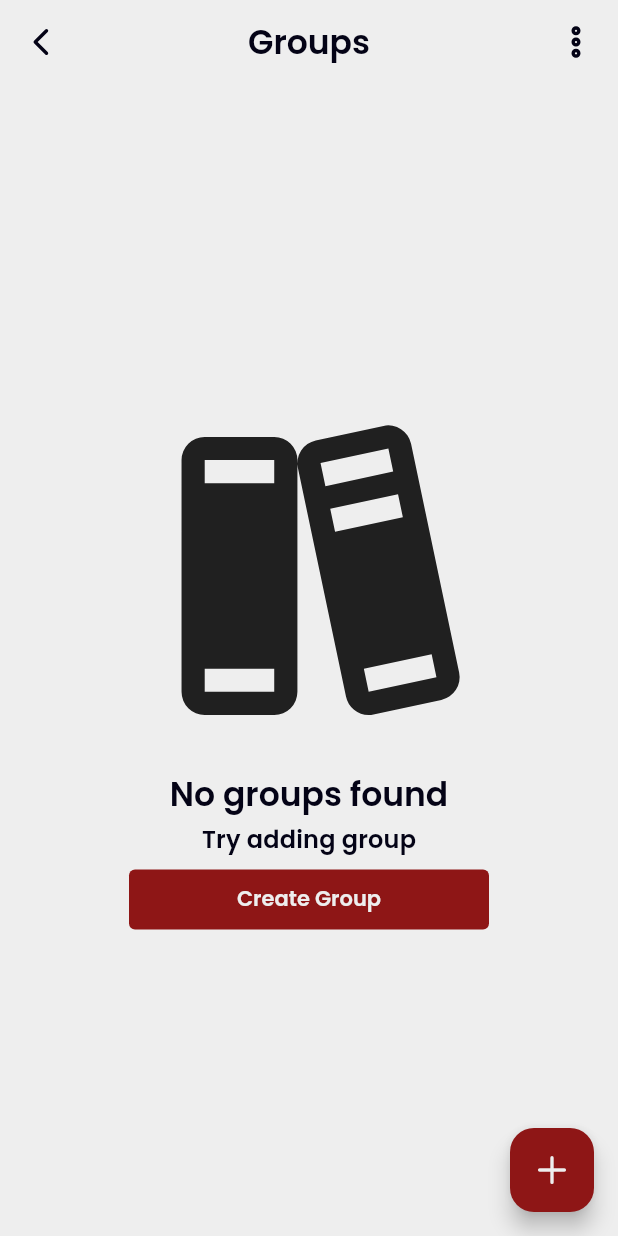
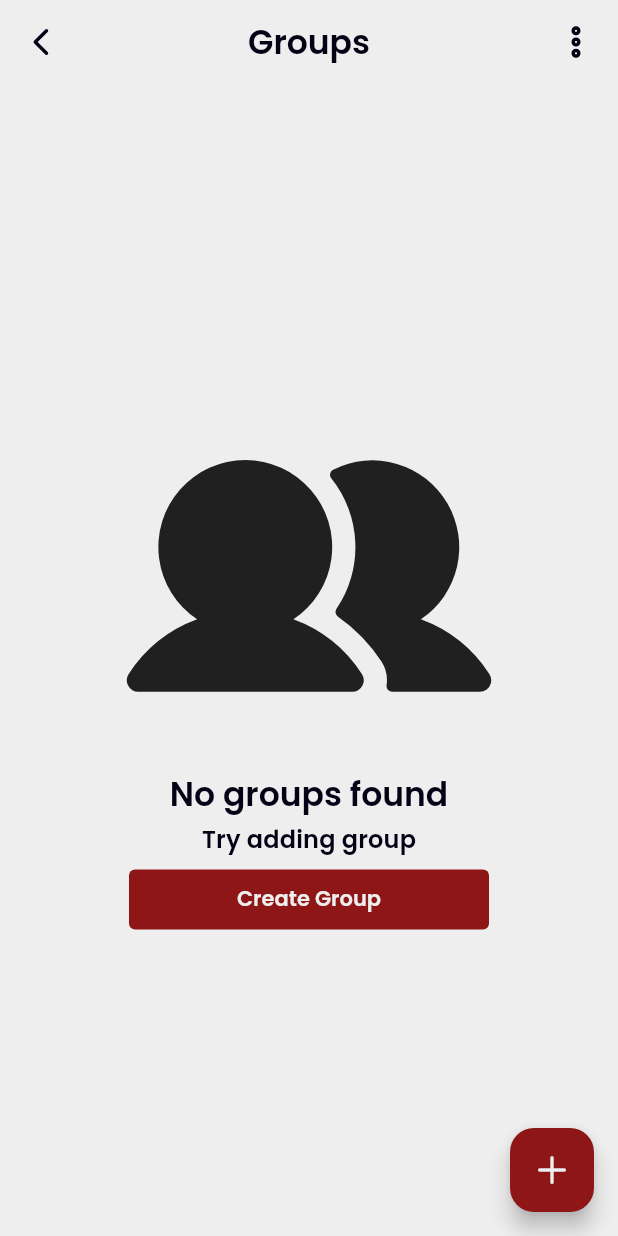
Before and after one commit to mahmoudmahm00d/attendance_tracker, a Flutter app: the GroupsView screen opened by its route, on a phone screen of 412 x 824 dp. Run offline on Flutter 3.47's test engine with Material 3 defaults, Android fonts, the phone set to English and light mode, and no system bars; our stand-ins replace file_picker, flutter_svg, get, pdf, permission_handler, phosphor_flutter and 3 more; missing offline and left inert: excel, qr_code_scanner_plus, ulid; accounts and stored records are empty.

Commit message:
update: Fix no data icons

```diff
--- a/lib/app/modules/attendance/views/user_attendance_view.dart
+++ b/lib/app/modules/attendance/views/user_attendance_view.dart
@@ -45,7 +45,7 @@ class UserAttendancesView extends GetView<UserAttendanceController> {
                 child: NoDataFoundWidget(
                   title: 'No Attendances found',
                   message: 'Try adding Attendance',
-                  icon: PhosphorIconsFill.books,
+                  icon: PhosphorIconsFill.calendarBlank,
                   buttonText: 'Add Attendance',
                   action: () => Get.toNamed(
                     Routes.addAttendance,
--- a/lib/app/modules/groups/views/groups_view.dart
+++ b/lib/app/modules/groups/views/groups_view.dart
@@ -84,7 +84,7 @@ class GroupsView extends GetView<GroupsController> {
                     message: controller.showDeleted
                         ? 'Deleted group to show here'
                         : 'Try adding group',
-                    icon: PhosphorIconsFill.books,
+                    icon: PhosphorIconsFill.users,
                     buttonText: controller.showDeleted
                         ? 'Show Non-Deleted'
                         : 'Create Group',
```
